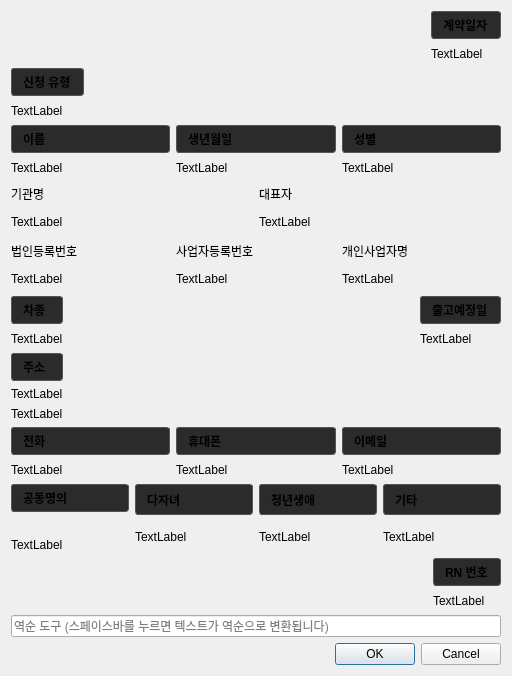
First picture: the form in ui/form.ui, repository Glen-Lee-glitch/new_viewer, before the edit.
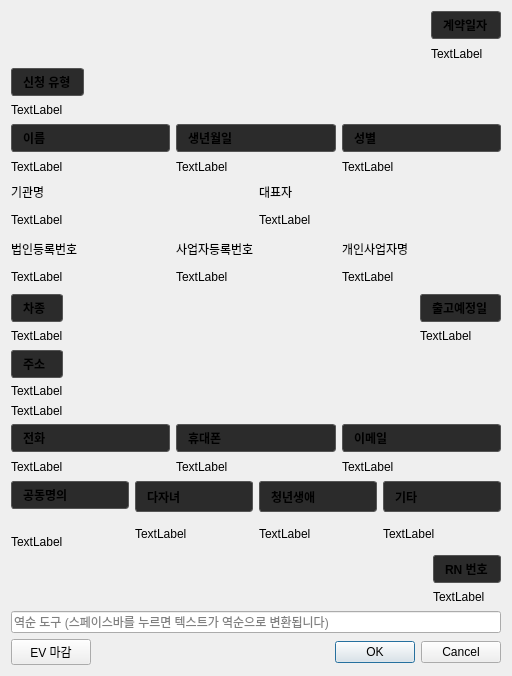
Second picture: the form after the edit.

Commit message: feat(ui): form 하단에 'ev 마감' 버튼 ui 추가

```diff
--- a/ui/form.ui
+++ b/ui/form.ui
@@ -667,6 +667,28 @@
     </layout>
    </item>
    <item>
+    <layout class="QHBoxLayout" name="horizontalLayout_button_row">
+     <item>
+      <widget class="QPushButton" name="pushButton_ev_close">
+       <property name="text">
+        <string>EV 마감</string>
+       </property>
+      </widget>
+     </item>
+     <item>
+      <spacer name="horizontalSpacer_button">
+       <property name="orientation">
+        <enum>Qt::Orientation::Horizontal</enum>
+       </property>
+       <property name="sizeHint" stdset="0">
+        <size>
+         <width>40</width>
+         <height>20</height>
+        </size>
+       </property>
+      </spacer>
+     </item>
+     <item>
     <widget class="QDialogButtonBox" name="buttonBox">
      <property name="orientation">
       <enum>Qt::Orientation::Horizontal</enum>
@@ -675,6 +697,8 @@
       <set>QDialogButtonBox::StandardButton::Cancel|QDialogButtonBox::StandardButton::Ok</set>
      </property>
     </widget>
+     </item>
+    </layout>
    </item>
   </layout>
  </widget>
```
Lines whose indentation alone changed are shown as unchanged.
